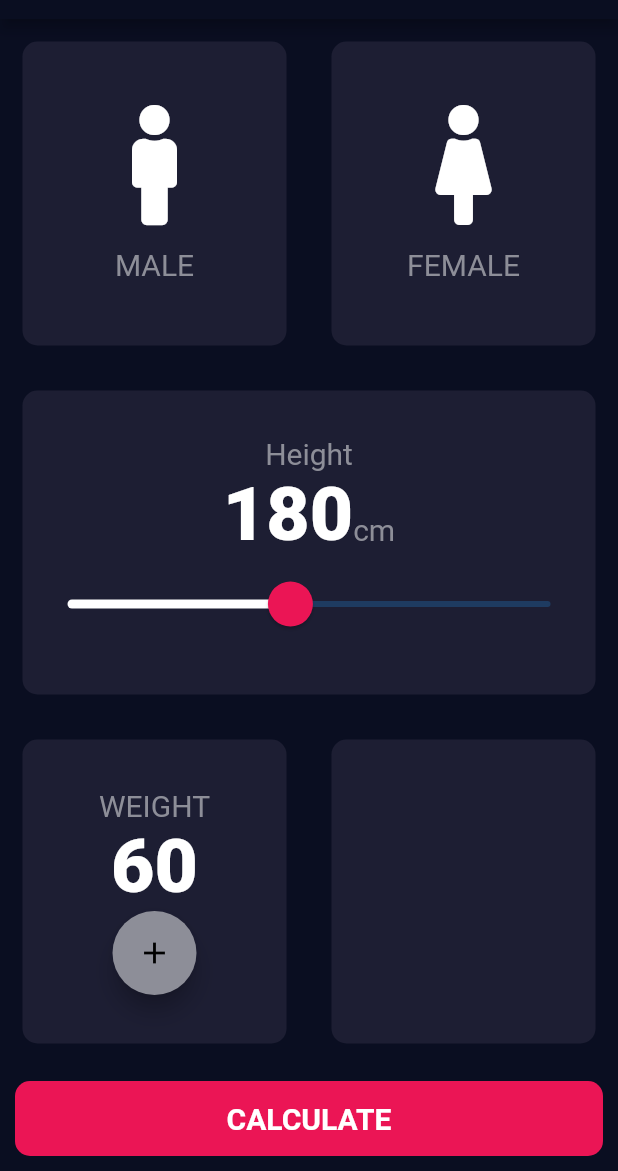
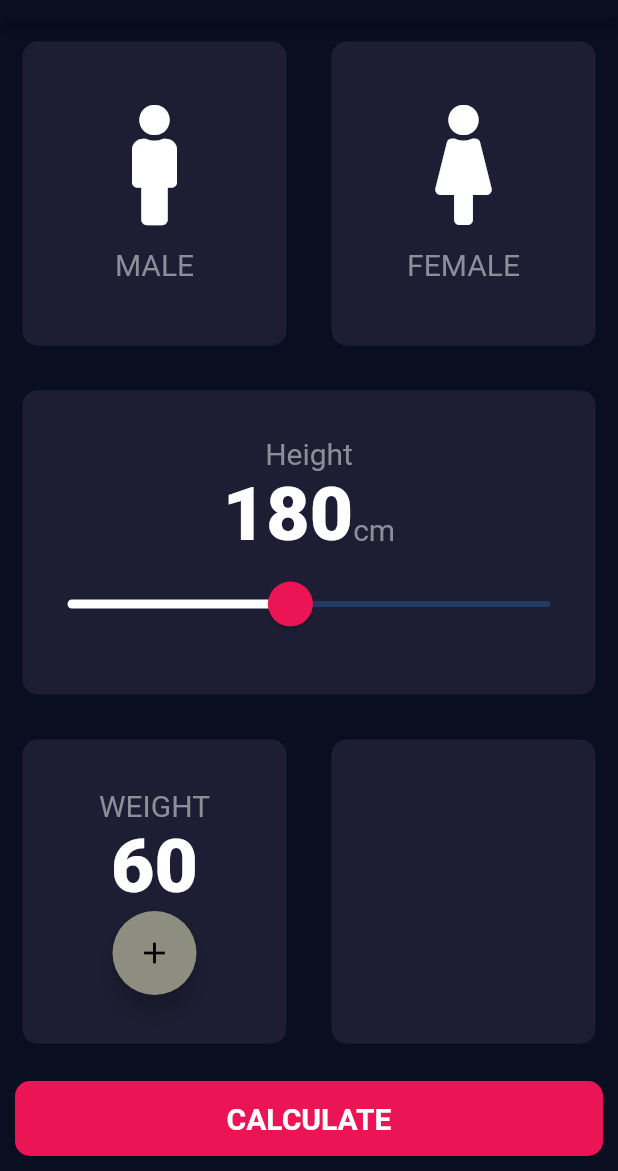
Before and after one commit to Mr-Perfectuz/BMI_Calculator, a Flutter app: the screen it shows after launch, on a phone screen of 412 x 824 dp, the part 65-1236 px from its top. Run offline on Flutter 3.47's test engine with Material 2 defaults, Android fonts, the phone set to English and light mode, and no system bars; our stand-ins replace font_awesome_flutter.

Commit message:
Age and Weight  Page has been updated

```diff
--- a/lib/input_page.dart
+++ b/lib/input_page.dart
@@ -132,7 +132,7 @@ class _InputPageState extends State<InputPage> {
                         style: KSliderTextStyle,
                       ),
                       FloatingActionButton(
-                        backgroundColor: KSliderInactiveColor,
+                        backgroundColor: Color(0xFF8D8E80),
                         child: Icon(Icons.add),
                       ),
                     ],
```
